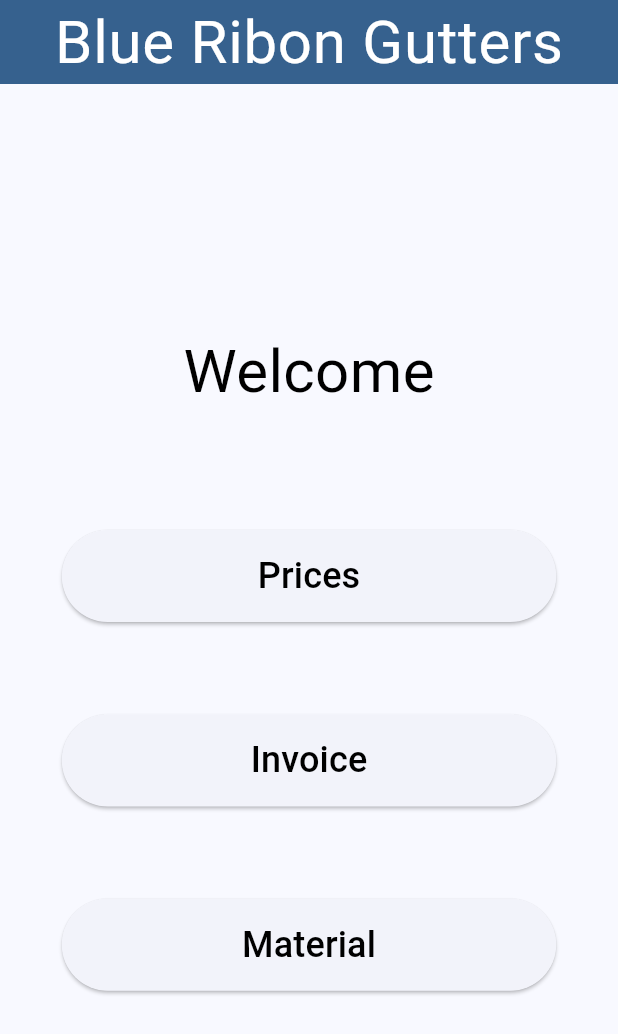
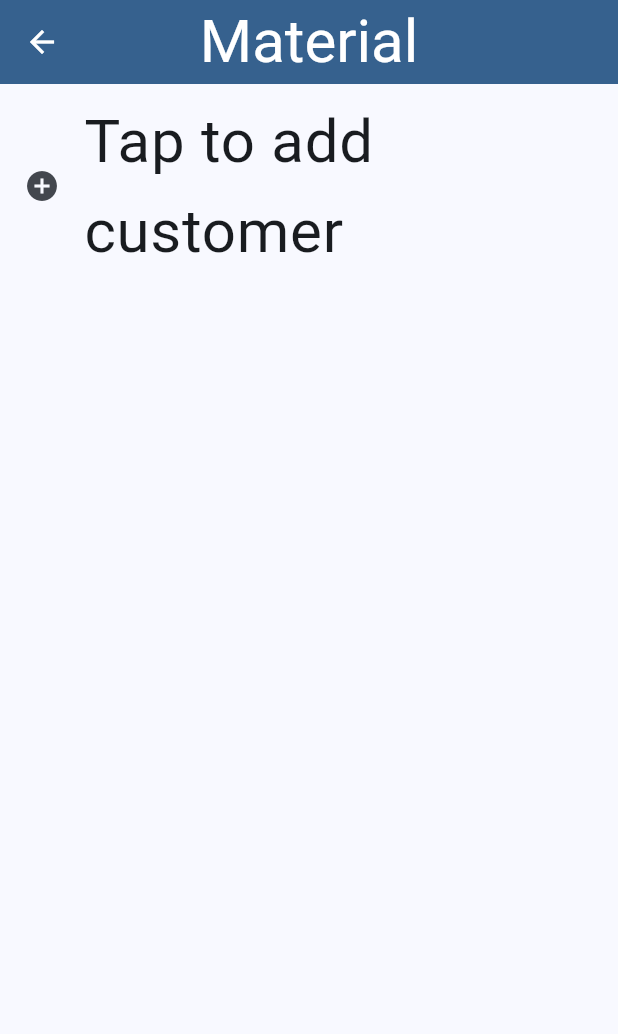
Before and after one commit to ymmot239/invoices_beta, a Flutter app: the screen it shows after launch, after a tap on "Material", on a phone screen of 412 x 824 dp. Shown: the top 1034 px of the screen. Run offline on Flutter 3.47's test engine with Material 2 defaults, Android fonts, the light colour scheme and no system bars.

Commit message:
converted appliction to material app a copy of the original is in _main Added material screen with customer list began work on edit screen

```diff
--- a/lib/main.dart
+++ b/lib/main.dart
@@ -1,145 +1,248 @@
+//import 'dart:js_interop';
+
 import 'package:flutter/material.dart';
-import 'package:provider/provider.dart';
-//import 'package:collapsible_sidebar/collapsible_sidebar.dart';
 
 void main() {
-  runApp(MyApp());
-}
-
-class MyApp extends StatelessWidget {
-  const MyApp({super.key});
-  static const appTitle = 'Blue Ribon Gutters';
-  static const mainColor = Colors.blue;
-  static const textColor = Colors.white;
-  @override
-  Widget build(BuildContext context) {
-    return ChangeNotifierProvider(
-      create: (context) => MyAppState(),
-      child: MaterialApp(
-        title: appTitle,
+  const mainColor = Colors.blue;
+  const textColor = Colors.white;
+  runApp(
+    MaterialApp(
+      title: "Invoice Management",
+      // Start the app with the "/" named route. In this case, the app starts
+      // on the FirstScreen widget.
+      initialRoute: '/',
+      routes: {
+        // When navigating to the "/" route, build the FirstScreen widget.
+        '/': (context) => const Home(title: 'Blue Ribbon Gutters'),
+        // When navigating to the "/second" route, build the SecondScreen widget.
+        '/prices': (context) => const Placeholder(),
+        '/invoice': (context) => const Placeholder(),
+        '/materials': (context) => const Materials(),
+        '/materials/edit': (context) => const Edit(customdata: ''),
+      },
       theme: ThemeData(
           useMaterial3: true,
           colorScheme: ColorScheme.fromSeed(seedColor: mainColor),
           canvasColor: mainColor,
           //scaffoldBackgroundColor: mainColor,
-            textTheme: TextTheme(
+          textTheme: const TextTheme(
+              titleLarge: TextStyle(
+                color: textColor,
+                fontSize: 40,
+              ),
               bodyLarge: TextStyle(
                 color: textColor,
                 fontSize: 40,
               ),
-                bodySmall: TextStyle(
+              displayMedium: TextStyle(
                 color: textColor,
                 fontSize: 20,
               )),
-            primaryIconTheme: IconThemeData(color: textColor)),
-        home: MyHomePage(title: appTitle),
+          iconTheme: IconThemeData(color: textColor)),
     ),
   );
 }
-}
 
-class MyAppState extends ChangeNotifier {}
+class Home extends StatelessWidget {
+  final String title;
+  const Home({super.key, required this.title});
 
-class MyHomePage extends StatefulWidget {
-  const MyHomePage({super.key, required this.title});
-
-  final String title;
-
-  @override
-  State<MyHomePage> createState() => _MyHomePageState();
-}
-
-class _MyHomePageState extends State<MyHomePage> {
-  int _selectedIndex = 0;
-
-  void _onItemTapped(int index) {
-    setState(() {
-      _selectedIndex = index;
-    });
-  }
-
-  List<Widget> _widgetOptions = <Widget>[
-    HomePage(),
-    Placeholder(),
-    Placeholder(),
-    Placeholder(),
-  ];
   @override
   Widget build(BuildContext context) {
     return LayoutBuilder(builder: (context, constraints) {
       return Scaffold(
         appBar: AppBar(
-          iconTheme: Theme.of(context).primaryIconTheme,
           title: Text(
-            widget.title,
-            style: Theme.of(context).textTheme.bodyLarge,
+            title,
+            style: Theme.of(context).textTheme.titleLarge!.copyWith(
+                  color: Theme.of(context).colorScheme.onSecondary,
                 ),
+          ),
+          backgroundColor: Theme.of(context).colorScheme.primary,
           centerTitle: true,
-          backgroundColor: Theme.of(context).colorScheme.primary,
         ),
         body: Center(
-          child: _widgetOptions[_selectedIndex],
+          child: Column(mainAxisAlignment: MainAxisAlignment.center, children: [
+            FittedBox(
+                fit: BoxFit.cover,
+                child: Text("Welcome",
+                    style: Theme.of(context).textTheme.bodyLarge!.copyWith(
+                          color: Theme.of(context).colorScheme.primary,
+                        ))),
+            SizedBox(height: constraints.maxHeight * .08),
+            ElevatedButton(
+              // Within the `FirstScreen` widget
+              onPressed: () {
+                // Navigate to the second screen using a named route.
+                Navigator.pushNamed(context, '/prices');
+              },
+              style: ElevatedButton.styleFrom(
+                minimumSize: Size(
+                    constraints.maxWidth - (constraints.maxWidth * .2),
+                    constraints.maxHeight * .08),
+              ),
+              child: Text('Prices',
+                  style: Theme.of(context).textTheme.displayMedium!.copyWith(
+                        color: Theme.of(context).colorScheme.primary,
+                      )),
+            ),
+            SizedBox(height: constraints.maxHeight * .08),
+            ElevatedButton(
+              // Within the `FirstScreen` widget
+              onPressed: () {
+                // Navigate to the second screen using a named route.
+                Navigator.pushNamed(context, '/invoice');
+              },
+              style: ElevatedButton.styleFrom(
+                minimumSize: Size(
+                    constraints.maxWidth - (constraints.maxWidth * .2),
+                    constraints.maxHeight * .08),
+              ),
+              child: Text('Invoice',
+                  style: Theme.of(context).textTheme.displayMedium!.copyWith(
+                        color: Theme.of(context).colorScheme.primary,
+                      )),
+            ),
+            SizedBox(height: constraints.maxHeight * .08),
+            ElevatedButton(
+              // Within the `FirstScreen` widget
+              onPressed: () {
+                // Navigate to the second screen using a named route.
+                Navigator.pushNamed(context, '/materials');
+              },
+              style: ElevatedButton.styleFrom(
+                minimumSize: Size(
+                    constraints.maxWidth - (constraints.maxWidth * .2),
+                    constraints.maxHeight * .08),
+              ),
+              child: Text('Material',
+                  style: Theme.of(context).textTheme.displayMedium!.copyWith(
+                        color: Theme.of(context).colorScheme.primary,
+                      )),
+            ),
+          ]),
         ),
       );
     });
   }
 }
 
-class HomePage extends StatelessWidget {
+class Materials extends StatefulWidget {
+  const Materials({super.key});
+
+  @override
+  State<Materials> createState() => _MaterialsState();
+}
+
+class _MaterialsState extends State<Materials> {
+  final List<dynamic> listSelection = [
+    {
+      'id': 0,
+      'header': 'Tap to add customer',
+      'icon': Icon(Icons.add_circle_outlined),
+      //'taps': _addNewUploadDoc(),
+    },
+  ];
+
+  int _selected = 0;
+  int index = 0;
+  int _count = 1;
+  late List<Widget> _upload = List.generate(_count, (int i) => Materials());
+
   @override
   Widget build(BuildContext context) {
-    //var appState = context.watch<MyAppState>();
+    return LayoutBuilder(builder: (context, constraints) {
+      return Scaffold(
+        appBar: AppBar(
+          title: Text(
+            'Material',
+            style: Theme.of(context).textTheme.titleLarge!.copyWith(
+                  color: Theme.of(context).colorScheme.onSecondary,
+                ),
+          ),
+          backgroundColor: Theme.of(context).colorScheme.primary,
+          centerTitle: true,
+          iconTheme: Theme.of(context).iconTheme,
+        ),
+        body: Center(
+          child: Column(
+            mainAxisAlignment: MainAxisAlignment.center,
+            children: [
+              Expanded(
+                  child: ListView.separated(
+                itemCount: _count,
+                itemBuilder: (context, index) {
+                  return Column(
+                    children: [
+                      ListTile(
+                        title: Text(listSelection[index]['header']),
+                        onTap: () {
+                          if (index != _count - 1) {
+                            Navigator.push(
+                              context,
+                              MaterialPageRoute(
+                                builder: (context) =>
+                                    Edit(customdata: listSelection[index]),
+                              ),
+                            );
+                          } else {
+                            _addNewCustomer();
+                          }
+                        },
+                        leading: listSelection[index]['icon'],
+                      ),
+                    ],
+                  );
+                },
+                separatorBuilder: (context, index) =>
+                    const Divider(thickness: 1),
+              ))
+            ],
+          ),
+        ),
+      );
+    });
+  }
 
-    return LayoutBuilder(builder: (context, constraints) {
-      return Center(
-        child: Column(mainAxisAlignment: MainAxisAlignment.center, children: [
-          FittedBox(
-              fit: BoxFit.cover, child: Text("Welcome", style: MainText.title)),
-          SizedBox(height: constraints.maxHeight * .1),
-          ElevatedButton(
-            style: ElevatedButton.styleFrom(
-              minimumSize: Size(
-                  constraints.maxWidth - (constraints.maxWidth * .2),
-                  constraints.maxHeight * .08),
-            ),
-            onPressed: () {},
-            child: Text('Prices', style: MainText.buttons),
-          ),
-          SizedBox(height: constraints.maxHeight * .08),
-          ElevatedButton(
-            style: ElevatedButton.styleFrom(
-              minimumSize: Size(
-                  constraints.maxWidth - (constraints.maxWidth * .2),
-                  constraints.maxHeight * .08),
-            ),
-            onPressed: () {},
-            child: Text('Invoice', style: MainText.buttons),
-          ),
-          SizedBox(height: constraints.maxHeight * .08),
-          ElevatedButton(
-            style: ElevatedButton.styleFrom(
-              minimumSize: Size(
-                  constraints.maxWidth - (constraints.maxWidth * .2),
-                  constraints.maxHeight * .08),
-            ),
-            onPressed: () {},
-            child: Text('Material', style: MainText.buttons),
-          ),
-        ]),
-      );
+  void _addNewCustomer() {
+    setState(() {
+      listSelection.insert(_count - 1, {
+        'id': _count,
+        'header': 'unnamed customer ' + (_count).toString(),
+        //'icon': Icon(Icons.add_circle_outlined),
+      });
+      _count++;
     });
   }
 }
 
-class MainText {
-  static const TextStyle buttons = TextStyle(
-    fontSize: 24,
-    color: Color.fromARGB(255, 0, 0, 0),
-    //zfontWeight: FontWeight.bold,
-  );
-  static const TextStyle title = TextStyle(
-    fontSize: 40,
-    color: Color.fromARGB(255, 0, 0, 0),
-    //zfontWeight: FontWeight.bold,
+class Edit extends StatefulWidget {
+  final dynamic customdata;
+  const Edit({super.key, required this.customdata});
+  @override
+  State<Edit> createState() => _EditState();
+}
+
+class _EditState extends State<Edit> {
+  @override
+  Widget build(BuildContext context) {
+    return Scaffold(
+      appBar: AppBar(
+        title: Text(
+          widget.customdata.toString().substring(
+              widget.customdata.toString().indexOf("header") + 8,
+              widget.customdata.toString().indexOf("}")),
+          style: Theme.of(context).textTheme.titleLarge!.copyWith(
+                color: Theme.of(context).colorScheme.onSecondary,
+              ),
+        ),
+        backgroundColor: Theme.of(context).colorScheme.primary,
+        centerTitle: true,
+        iconTheme: Theme.of(context).iconTheme,
+      ),
+      body: Center(
+        child: Placeholder(),
+      ),
     );
   }
+}
```
Also changed, not shown: lib/_main.dart (added, +145 -0 lines). Lines whose indentation alone changed are shown as unchanged.
